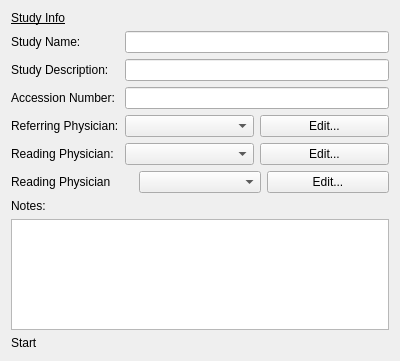
Above: qt/studyinfoform.ui from eNorris/cztgui before the change. Below: the same form after it.
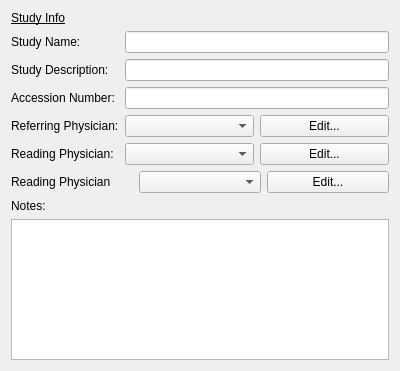
That is the form after the change.

```diff
--- a/qt/studyinfoform.ui
+++ b/qt/studyinfoform.ui
@@ -7,7 +7,7 @@
     <x>0</x>
     <y>0</y>
     <width>400</width>
-    <height>361</height>
+    <height>371</height>
    </rect>
   </property>
   <property name="windowTitle">
@@ -136,13 +136,6 @@
    <item>
     <widget class="QTextEdit" name="textEdit"/>
    </item>
-   <item>
-    <widget class="QLabel" name="label_7">
-     <property name="text">
-      <string>Start</string>
-     </property>
-    </widget>
-   </item>
   </layout>
  </widget>
  <resources/>
```
